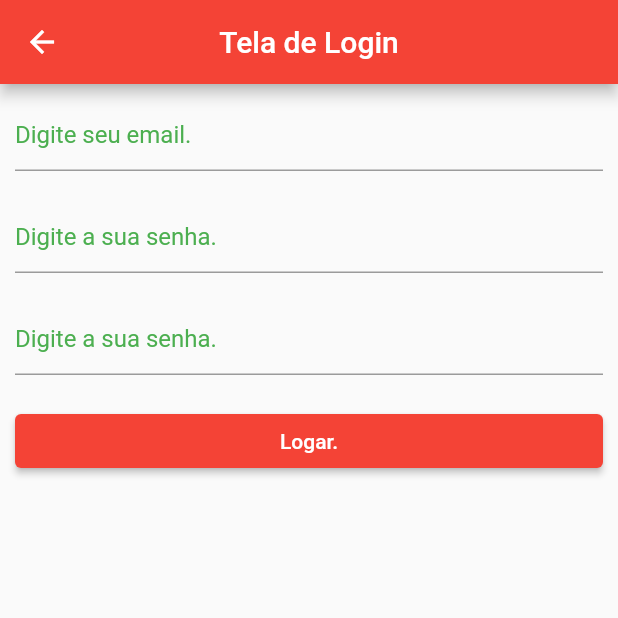
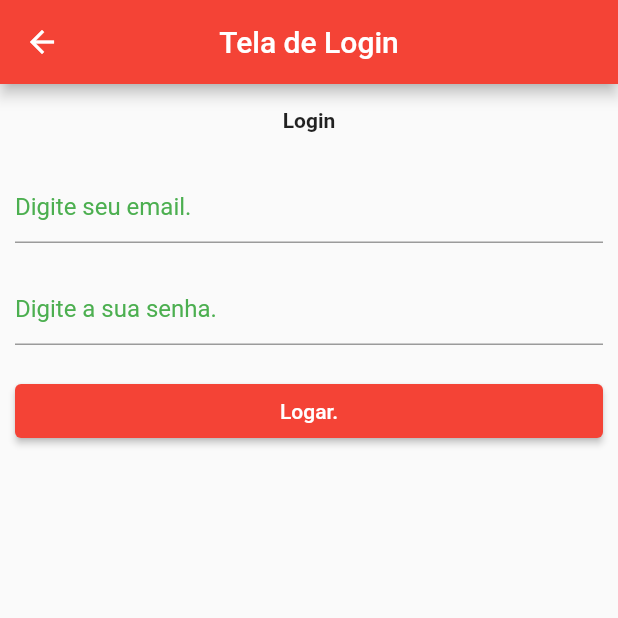
Before and after one commit to Andre-A-Siqueira/trabalho_01, a Flutter app: the screen it shows after launch, after a tap on "Tela Login", on a phone screen of 412 x 824 dp, the top half of it. Run offline on Flutter 3.47's test engine with Material 2 defaults, Android fonts, the light colour scheme and no system bars; network calls fail; statements that could not run were skipped.

Commit message:
Tela Login concertada..

```diff
--- a/lib/login_page.dart
+++ b/lib/login_page.dart
@@ -14,6 +14,21 @@ class Login extends StatelessWidget {
         body: Center(
             child: ListView(children: <Widget>[
           //? Troquei "Column" por "ListView"  para usar o "ScrownPage"*/
+
+          const Padding(
+              padding: EdgeInsets.all(16.0),
+              child: Column(
+                  mainAxisAlignment: MainAxisAlignment.center,
+                  children: [
+                    Text(
+                      'Login',
+                      style: TextStyle(
+                        fontSize: 24.;0,
+                        fontWeight: FontWeight.bold,
+                      ),
+                    ),
+                  ])),
+
           Padding(
             padding: const EdgeInsets.all(10),
             child: TextFormField(
@@ -21,24 +36,6 @@ class Login extends StatelessWidget {
                 inputFormatters: [FilteringTextInputFormatter.digitsOnly],
                 decoration:
                     const InputDecoration(hintText: 'Digite seu email.'),
-                validator: (value) {
-                  // Diferença entre TextField e TextFormField
-                  if (value!.isEmpty) {
-                    return 'Informe um valor';
-                  }
-                  return null;
-                }),
-          ),
-          //
-          //
-          //
-          Padding(
-            padding: const EdgeInsets.all(10),
-            child: TextFormField(
-                keyboardType: TextInputType.number,
-                inputFormatters: [FilteringTextInputFormatter.digitsOnly],
-                decoration:
-                    const InputDecoration(hintText: 'Digite a sua senha.'),
                 validator: (value) {
                   // Diferença entre TextField e TextFormField
                   if (value!.isEmpty) {
--- a/lib/main.dart
+++ b/lib/main.dart
@@ -6,7 +6,7 @@ import 'principal_page.dart';
 import 'cotacao_page.dart';
 import 'transferencia.dart';
 
-void main() async {
+void main(List<String> args) async {
   runApp(const MeuPrimeiroAplicativo());
 }
 
```
Also changed, not shown: lib/cotacao_page.dart (+64 -11 lines), pubspec.yaml (+5 -2 lines).
